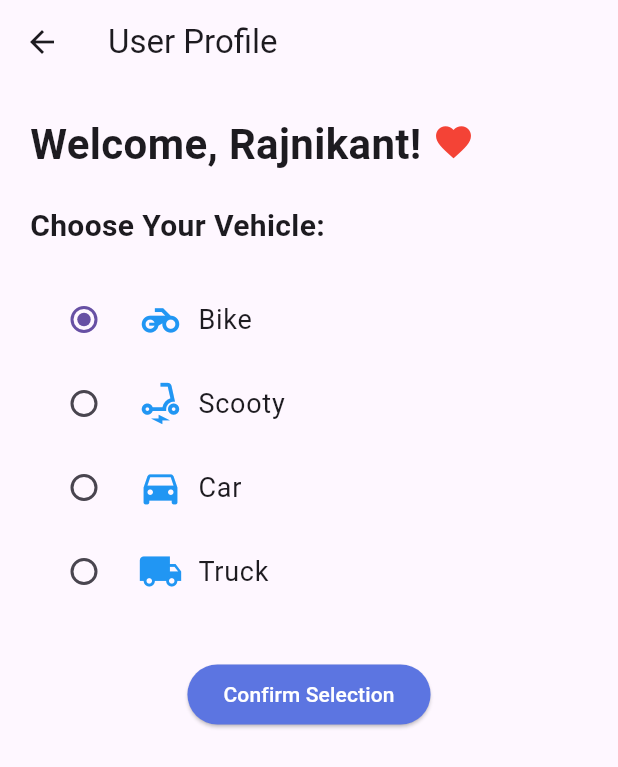
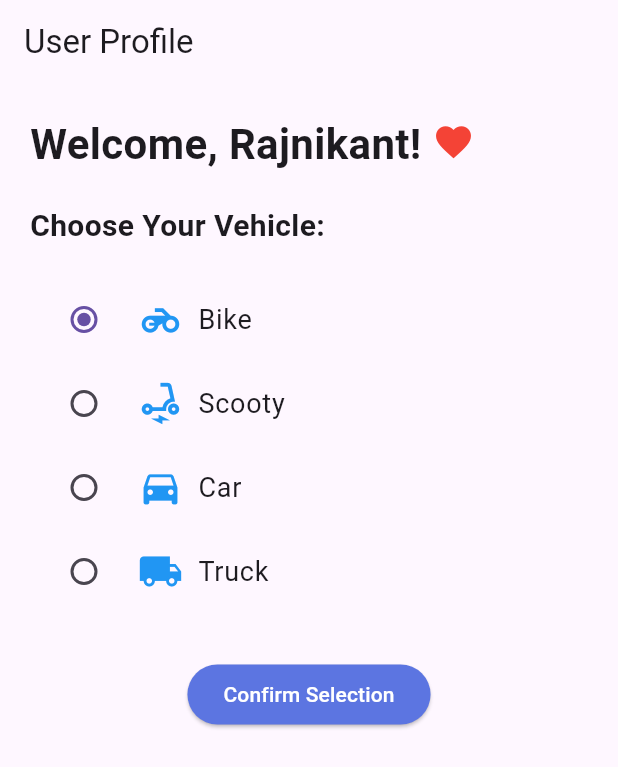
Before and after one commit to rajni2002491/vehicle-Repairing-App, a Flutter app: the VehicleScreen screen opened directly, on a phone screen of 412 x 824 dp. Shown: the top 767 px of the screen. Run offline on Flutter 3.47's test engine with Material 3 defaults, Android fonts, the phone set to English and light mode, and no system bars; our stand-ins replace google_maps_flutter, lottie.

Commit message:
Remove unused import of LoginScreen and improve VehicleScreen app bar configuration

```diff
--- a/lib/main.dart
+++ b/lib/main.dart
@@ -1,5 +1,4 @@
 import 'package:flutter/material.dart';
-import 'login_screen.dart'; // Import your LoginScreen file
 import 'splash_screen.dart';
 
 void main() {
--- a/lib/map_screen.dart
+++ b/lib/map_screen.dart
@@ -12,6 +12,7 @@ class MapScreen extends StatefulWidget {
 }
 
 class _MapScreenState extends State<MapScreen> {
+  // ignore: unused_field
   late GoogleMapController _mapController;
 
   // Hardcoded list of nearby repair shops
--- a/lib/vehicle_screen.dart
+++ b/lib/vehicle_screen.dart
@@ -24,7 +24,10 @@ class _VehicleScreenState extends State<VehicleScreen> {
   @override
   Widget build(BuildContext context) {
     return Scaffold(
-      appBar: AppBar(title: Text('User Profile')),
+      appBar: AppBar(
+        title: Text('User Profile'),
+        automaticallyImplyLeading: false,
+      ),
       body: Padding(
         padding: EdgeInsets.all(20),
         child: Column(
@@ -78,11 +81,11 @@ class _VehicleScreenState extends State<VehicleScreen> {
                   Navigator.push(
                     context,
                     MaterialPageRoute(
-                      builder: (context) => MapScreen(
-                          selectedVehicle: _selectedVehicle),
+                      builder: (context) =>
+                          MapScreen(selectedVehicle: _selectedVehicle),
                     ),
                   );
-                                },
+                },
                 child: Text(
                   "Confirm Selection",
                   style: TextStyle(color: Colors.white),
```
